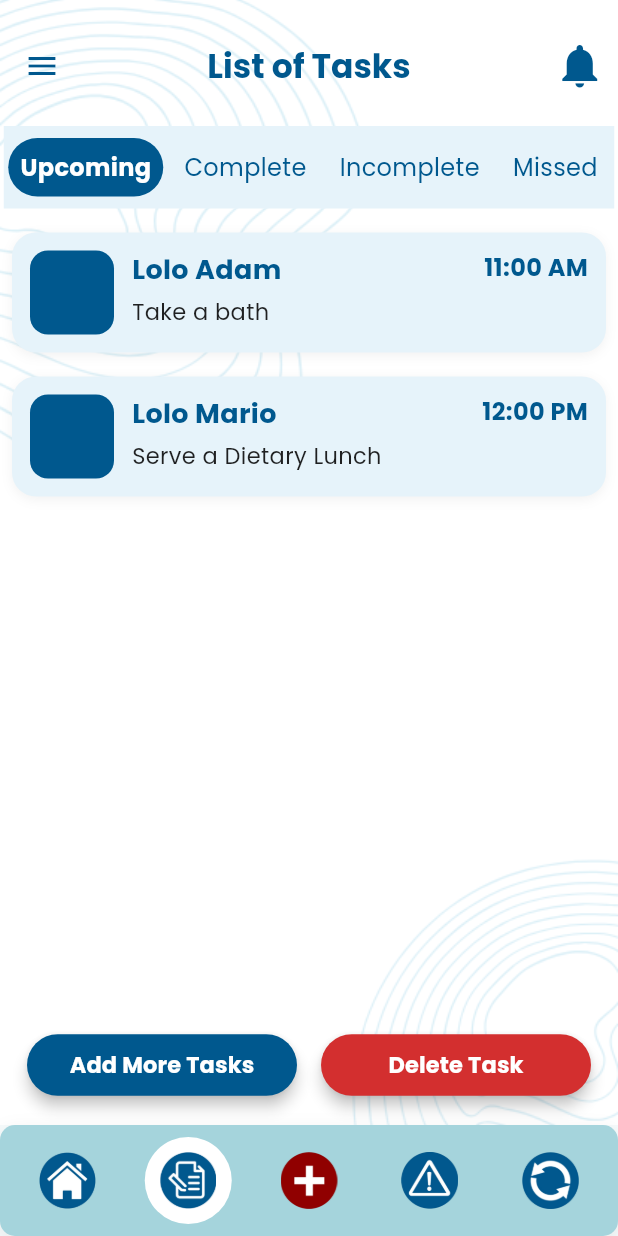
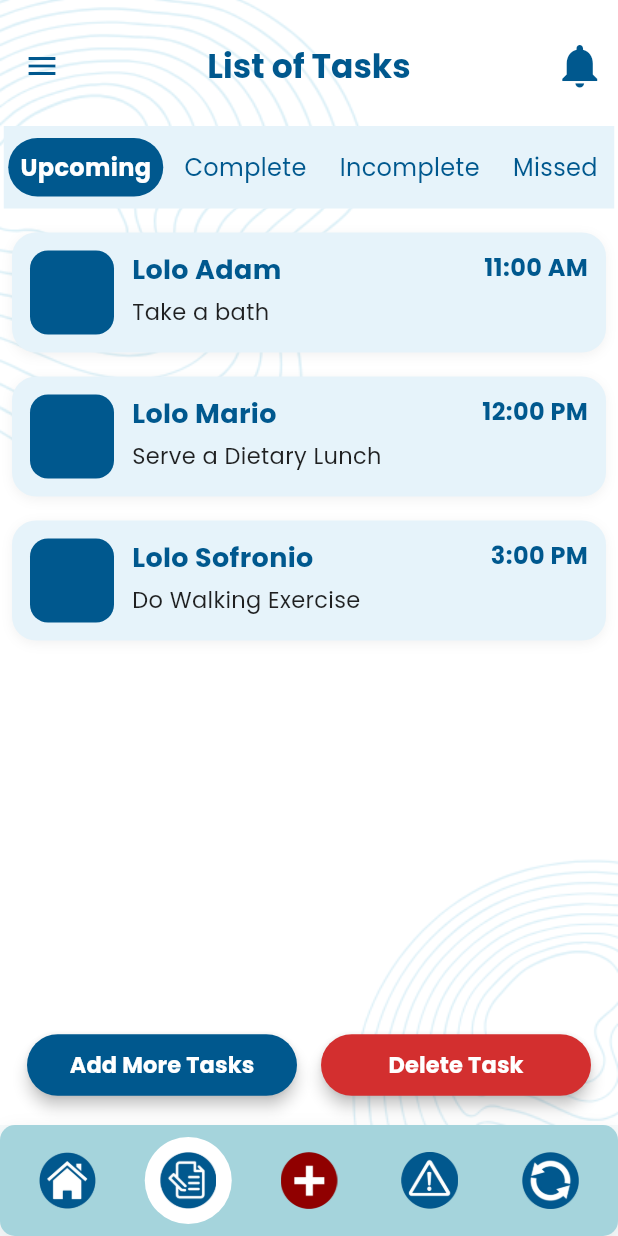
Before and after one commit to VannaAbbey/Elderlink_App, a Flutter app: the screen it shows once a user with an empty profile is signed in, item 2 of the bottom bar chosen, on a phone screen of 412 x 824 dp. Run offline on Flutter 3.47's test engine with Material 3 defaults, Android fonts, the phone set to English and light mode, and no system bars; our stand-ins replace cloud_firestore, firebase_auth, firebase_core, google_sign_in, sign_in_with_apple; missing offline and left inert: flutter_facebook_auth; accounts and stored records are empty.

Commit message:
Added placeholder data

```diff
--- a/lib/caregiver/add_task.dart
+++ b/lib/caregiver/add_task.dart
@@ -46,6 +46,7 @@ class _AddTaskScreenState extends State<AddTaskScreen> {
         return [
           {'name': 'Lolo Adam', 'task': 'Take a bath', 'time': '11:00 AM', 'image': 'elderly.png'},
           {'name': 'Lolo Mario', 'task': 'Serve a Dietary Lunch', 'time': '12:00 PM', 'image': 'elderly.png'},
+          {'name': 'Lolo Sofronio', 'task': 'Do Walking Exercise', 'time': '3:00 PM', 'image': 'elderly.png'},
         ];
       case 1:
         return [
@@ -269,7 +270,7 @@ class _AddTaskScreenState extends State<AddTaskScreen> {
                                               TimeOfDay? startTime;
                                               TimeOfDay? endTime;
                                               TextEditingController activityController = TextEditingController();
-                                              final List<String> elderlyList = ['Lolo Sandro', 'Lolo Adam', 'Lolo Mario']; // Placeholder data
+                                              final List<String> elderlyList = ['Lolo Sandro', 'Lolo Adam', 'Lolo Mario', 'Lolo Sofronio']; // Placeholder data
                                               final List<String> frequencyList = ['Once a day', 'Everyday', 'Every other day', 'Once a week'];
                                               return StatefulBuilder(
                                                 builder: (context, setState) {
```
